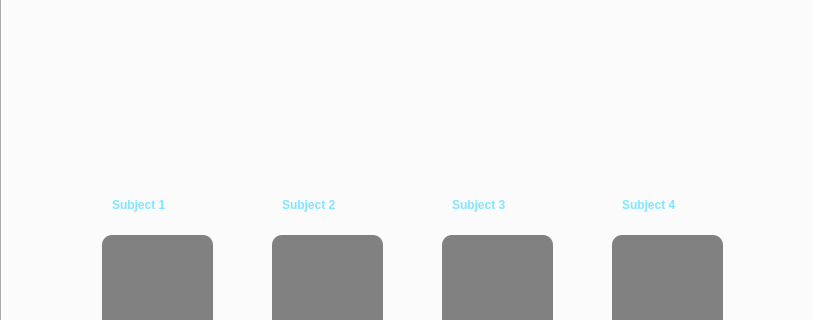
Above: VisionVoyagerGUI/adminmodewindow.ui from IuliaKovacs/VisionVoyager---DiplomaProject before the change; both pictures show x 0 to 813 and y 221 to 541 of the 1300 by 720 pixel window. Below: the same form after it.
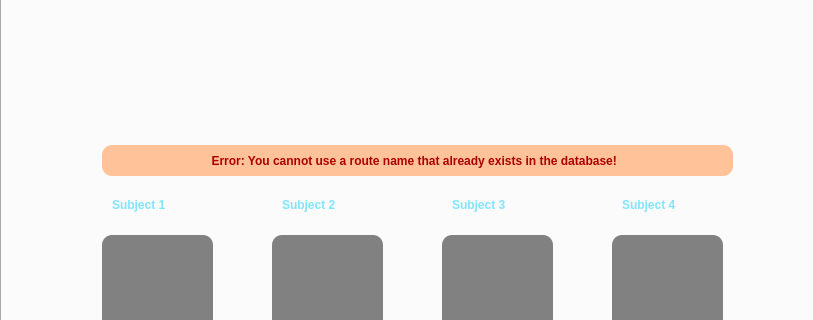
That is the form after the change. Icons and pictures are not drawn.

The edit to the form file:
```diff
--- a/VisionVoyagerGUI/adminmodewindow.ui
+++ b/VisionVoyagerGUI/adminmodewindow.ui
@@ -654,6 +654,27 @@
        </property>
       </item>
      </widget>
+     <widget class="QLabel" name="addErrorLabel">
+      <property name="geometry">
+       <rect>
+        <x>100</x>
+        <y>340</y>
+        <width>631</width>
+        <height>31</height>
+       </rect>
+      </property>
+      <property name="styleSheet">
+       <string notr="true">color: #ad0000;
+background-color:  #ffc299;
+border-radius: 10px;</string>
+      </property>
+      <property name="text">
+       <string>Error: You cannot use a route name that already exists in the database!  </string>
+      </property>
+      <property name="alignment">
+       <set>Qt::AlignCenter</set>
+      </property>
+     </widget>
     </widget>
     <widget class="QWidget" name="tab_3">
      <attribute name="title">
```
Left out of the diff: 6 changed lines with no effect on the pictures.
